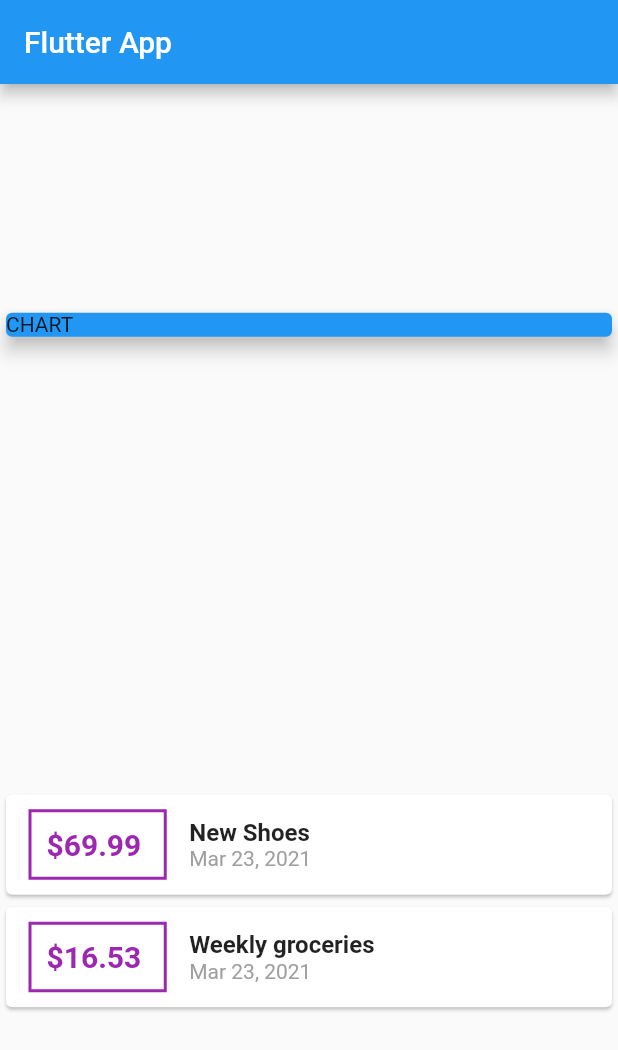
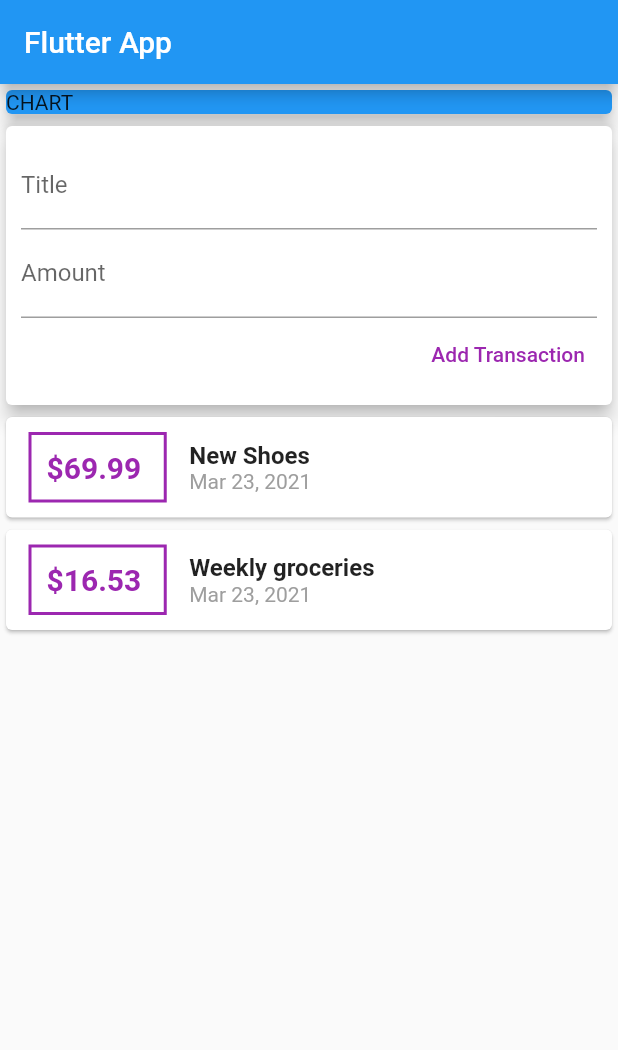
Before and after one commit to candidoalfilho/Personal-Expense-App, a Flutter app: the screen it shows after launch, on a phone screen of 412 x 824 dp. Shown: the top 1050 px of the screen. Run offline on Flutter 3.47's test engine with Material 2 defaults, Android fonts, the phone set to English and light mode, and no system bars.

Commit message:
Adding Text Input Widgets

```diff
--- a/lib/main.dart
+++ b/lib/main.dart
@@ -33,7 +33,7 @@ class MyHomePage extends StatelessWidget {
         title: Text('Flutter App'),
       ),
       body: Column(
-          mainAxisAlignment: MainAxisAlignment.spaceAround,
+          mainAxisAlignment: MainAxisAlignment.start,
           crossAxisAlignment: CrossAxisAlignment.stretch,
           children: [
             Container(
@@ -42,6 +42,24 @@ class MyHomePage extends StatelessWidget {
                 color: Colors.blue,
                 child: Text('CHART'),
                 elevation: 5,
+              ),
+            ),
+            Card(
+              elevation: 5,
+              child: Container(
+                padding: EdgeInsets.all(10),
+                child: Column(
+                  crossAxisAlignment: CrossAxisAlignment.end,
+                  children: [
+                    TextField(decoration: InputDecoration(labelText: 'Title'),),
+                    TextField(decoration: InputDecoration(labelText: 'Amount'),),
+                    TextButton(onPressed: () {  },
+                    child: Text('Add Transaction',),
+                    style: ButtonStyle(foregroundColor: MaterialStateProperty.all(Colors.purple)),
+                    ),
+                  ],
+
+                ),
               ),
             ),
             Column(
@@ -70,9 +88,8 @@ class MyHomePage extends StatelessWidget {
                           Text(tx.title,
                               style: TextStyle(
                                   fontSize: 16, fontWeight: FontWeight.bold)),
-                          Text(
-                            DateFormat.yMMMd().format(tx.date),
-                          style: TextStyle(color: Colors.grey))
+                          Text(DateFormat.yMMMd().format(tx.date),
+                              style: TextStyle(color: Colors.grey))
                         ])
                   ],
                 ));
```
